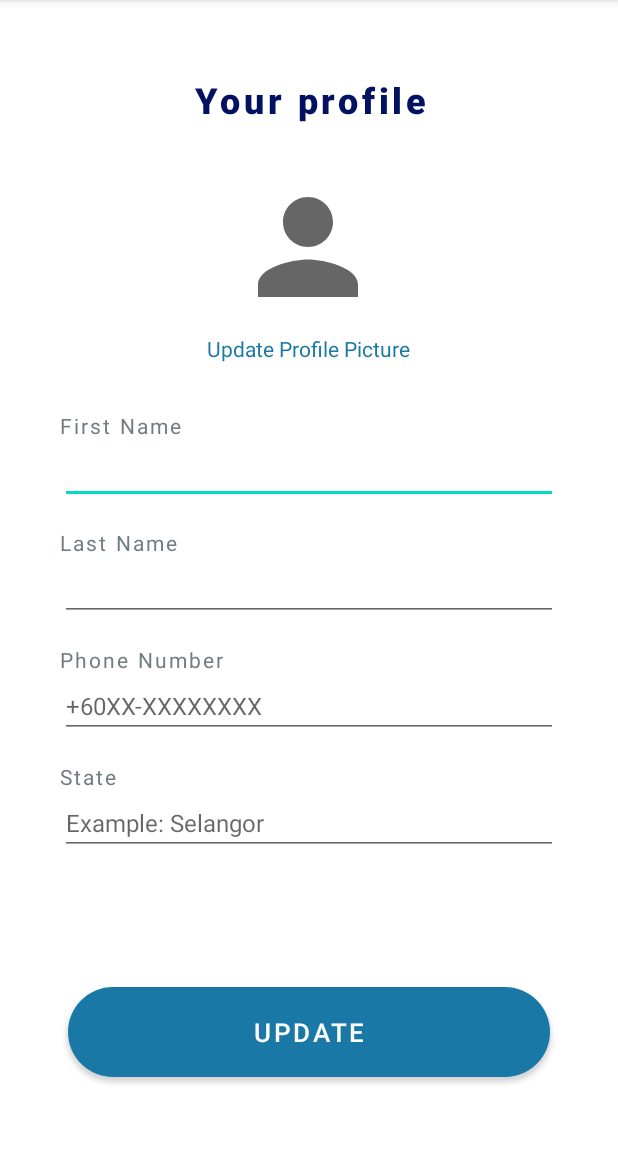
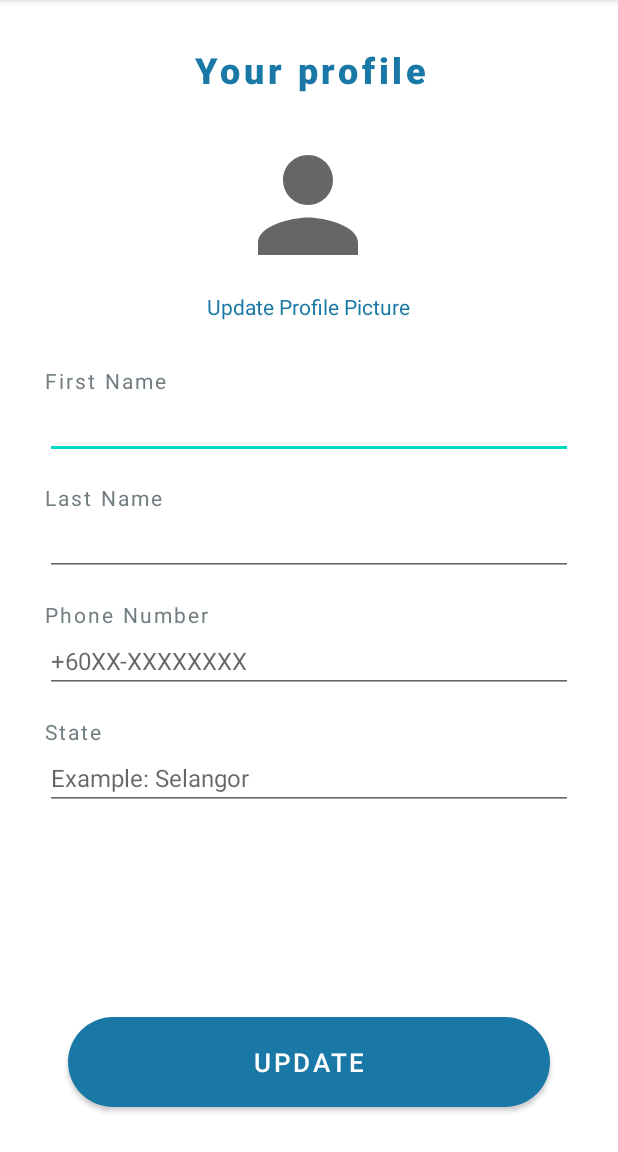
Before and after one commit to wingatesv/projectTelemedicine, an Android app: the ViewMyProfileActivity screen opened directly, with no data from a screen before it, on a phone screen of 412 x 824 dp, the part 84-1236 px from its top. Run offline under Robolectric (Android 15) with nearby library versions, the phone set to English and light mode, and no system bars; our stand-ins replace CircleImageView, Firebase (no records; nobody signed in at launch, a user with empty details on screens opened directly), Picasso; pictures from the network do not load.

Commit message:
other layout

```diff
--- a/app/src/main/res/layout/activity_my_profile.xml
+++ b/app/src/main/res/layout/activity_my_profile.xml
@@ -43,7 +43,6 @@
         android:layout_height="wrap_content"
         android:layout_marginStart="55dp"
         android:layout_marginEnd="58dp"
-        android:drawableTint="#99717171"
         android:fontFamily="sans-serif"
         android:hint="Example: Erica"
         android:inputType="textPersonName"
--- a/app/src/main/res/layout/activity_view_my_profile.xml
+++ b/app/src/main/res/layout/activity_view_my_profile.xml
@@ -21,7 +21,7 @@
         android:id="@+id/imageView_profilePic"
         android:layout_width="100dp"
         android:layout_height="100dp"
-        android:layout_marginTop="32dp"
+        android:layout_marginTop="24dp"
         android:src="@drawable/ic_baseline_person_24"
         app:layout_constraintEnd_toEndOf="parent"
         app:layout_constraintHorizontal_bias="0.498"
@@ -32,11 +32,11 @@
         android:id="@+id/lbl_myProfile"
         android:layout_width="wrap_content"
         android:layout_height="wrap_content"
-        android:layout_marginTop="50dp"
+        android:layout_marginTop="30dp"
         android:fontFamily="sans-serif-medium"
         android:letterSpacing="0.1"
         android:text="Your profile"
-        android:textColor="#031163"
+        android:textColor="#1978a5"
         android:textSize="24sp"
         android:textStyle="bold"
         app:layout_constraintEnd_toEndOf="parent"
@@ -48,8 +48,8 @@
         android:id="@+id/textView4"
         android:layout_width="wrap_content"
         android:layout_height="wrap_content"
-        android:layout_marginStart="40dp"
-        android:layout_marginTop="32dp"
+        android:layout_marginStart="30dp"
+        android:layout_marginTop="30dp"
         android:fontFamily="sans-serif"
         android:letterSpacing="0.1"
         android:text="First Name"
@@ -64,21 +64,20 @@
         android:id="@+id/tf_ViewFirstName"
         android:layout_width="match_parent"
         android:layout_height="wrap_content"
-        android:layout_marginStart="40dp"
-        android:layout_marginEnd="40dp"
+        android:layout_marginStart="30dp"
+        android:layout_marginEnd="30dp"
         android:inputType="textPersonName"
-        android:textColor="#031163"
+        android:textColor="#131516"
         android:textSize="16dp"
         app:layout_constraintEnd_toEndOf="parent"
-        app:layout_constraintHorizontal_bias="0.0"
         app:layout_constraintStart_toStartOf="parent"
-        app:layout_constraintTop_toBottomOf="@+id/textView4" />
+        app:layout_constraintTop_toBottomOf="@+id/textView4"/>
 
     <TextView
         android:id="@+id/textView5"
         android:layout_width="wrap_content"
         android:layout_height="wrap_content"
-        android:layout_marginStart="40dp"
+        android:layout_marginStart="30dp"
         android:layout_marginTop="16dp"
         android:fontFamily="sans-serif"
         android:letterSpacing="0.1"
@@ -92,10 +91,10 @@
         android:id="@+id/tf_ViewLastName"
         android:layout_width="match_parent"
         android:layout_height="wrap_content"
-        android:layout_marginStart="40dp"
-        android:layout_marginEnd="40dp"
+        android:layout_marginStart="30dp"
+        android:layout_marginEnd="30dp"
         android:inputType="textPersonName"
-        android:textColor="#031163"
+        android:textColor="#131516"
         android:textSize="16dp"
         app:layout_constraintEnd_toEndOf="parent"
         app:layout_constraintStart_toStartOf="parent"
@@ -105,7 +104,7 @@
         android:id="@+id/textView6"
         android:layout_width="wrap_content"
         android:layout_height="wrap_content"
-        android:layout_marginStart="40dp"
+        android:layout_marginStart="30dp"
         android:layout_marginTop="16dp"
         android:fontFamily="sans-serif"
         android:letterSpacing="0.1"
@@ -119,13 +118,13 @@
         android:id="@+id/tf_ViewPhoneNumber"
         android:layout_width="match_parent"
         android:layout_height="wrap_content"
-        android:layout_marginStart="40dp"
-        android:layout_marginEnd="40dp"
+        android:layout_marginStart="30dp"
+        android:layout_marginEnd="30dp"
         android:ems="10"
         android:hint="+60XX-XXXXXXXX"
         android:inputType="phone"
+        android:textColor="#131516"
         android:textSize="16dp"
-        android:textColor="#031163"
         app:layout_constraintEnd_toEndOf="parent"
         app:layout_constraintHorizontal_bias="0.0"
         app:layout_constraintStart_toStartOf="parent"
@@ -135,7 +134,7 @@
         android:id="@+id/textView7"
         android:layout_width="wrap_content"
         android:layout_height="wrap_content"
-        android:layout_marginStart="40dp"
+        android:layout_marginStart="30dp"
         android:layout_marginTop="16dp"
         android:text="State"
         android:fontFamily="sans-serif"
@@ -149,11 +148,11 @@
         android:id="@+id/tf_ViewState"
         android:layout_width="match_parent"
         android:layout_height="wrap_content"
-        android:layout_marginStart="40dp"
-        android:layout_marginEnd="40dp"
+        android:layout_marginStart="30dp"
+        android:layout_marginEnd="30dp"
         android:ems="10"
         android:hint="Example: Selangor"
-        android:textColor="#031163"
+        android:textColor="#131516"
         android:textSize="16dp"
         android:inputType="textPersonName"
         app:layout_constraintEnd_toEndOf="parent"
@@ -166,7 +165,7 @@
         android:layout_height="wrap_content"
         android:layout_marginStart="45dp"
         android:layout_marginEnd="45dp"
-        android:layout_marginBottom="50dp"
+        android:layout_marginBottom="30dp"
         android:background="@drawable/solid_border"
         android:ems="13"
         android:letterSpacing="0.1"
```
Also changed, not shown: app/src/main/res/layout/activity_view_my_pet.xml (+10 -11 lines), app/src/main/res/drawable/greywhite_background.jpg (added).
